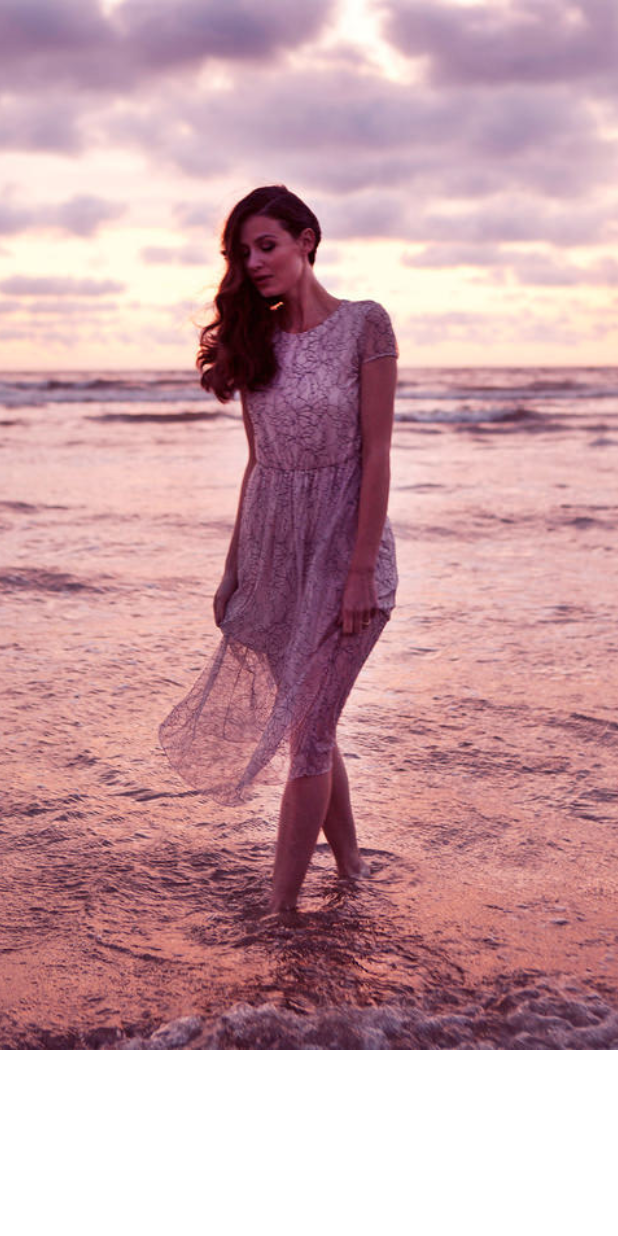
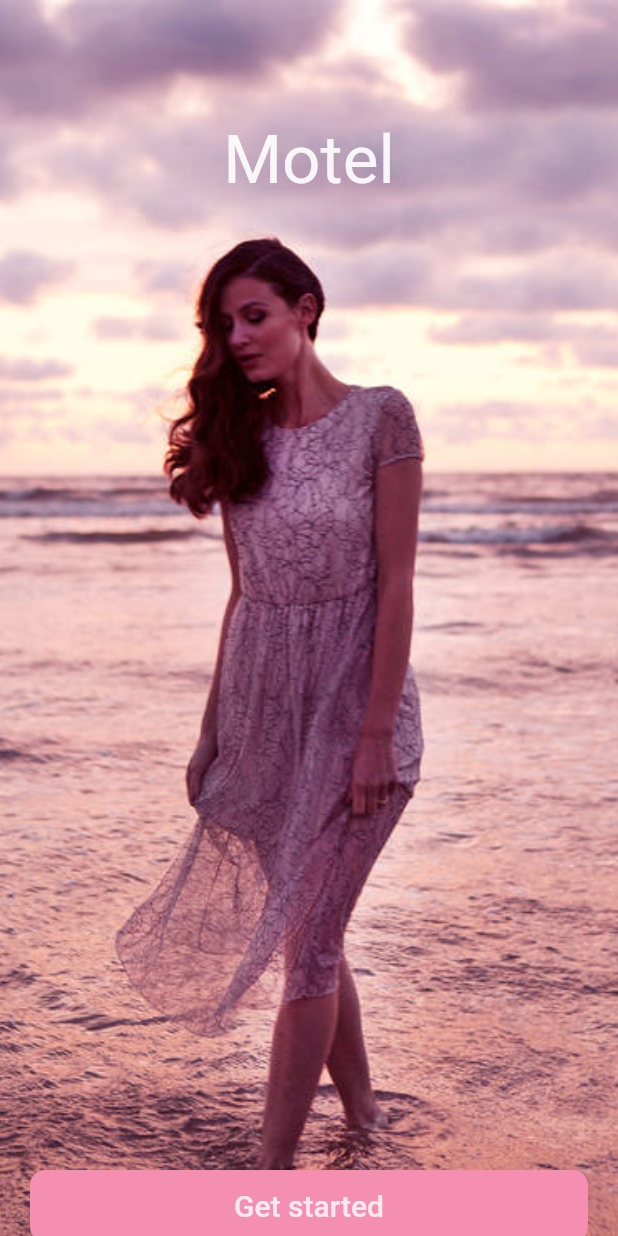
Before and after one commit to MOHAB28/booking_app, a Flutter app: the screen it shows after launch, on a phone screen of 412 x 824 dp. Run offline on Flutter 3.47's test engine with Material 2 defaults, Android fonts, the phone set to English and light mode, and no system bars; our stand-ins replace dartz, dio, equatable, flutter_bloc, get_it, internet_connection_checker; accounts and stored records are empty.

Commit message:
add button

```diff
--- a/lib/core/resources/strings_manager.dart
+++ b/lib/core/resources/strings_manager.dart
@@ -4,7 +4,7 @@ class AppStrings {
   static const String bestHotelDeals = 'Best Hotels Deals for your holiday';
   static const String getStarted = 'Get started';
   static const String login = 'Login';
-  static const String creatAccount = 'Create account';
+  static const String createAccount = 'Create account';
   static const String alreadyHeave = 'Already Have an account?';
   static const String planeYourTips = 'Plane your tips';
   static const String bookOneOfYourUnique =
--- a/lib/features/login/presentation/pages/welcome_onboarding_page.dart
+++ b/lib/features/login/presentation/pages/welcome_onboarding_page.dart
@@ -1,6 +1,8 @@
 import 'package:flutter/cupertino.dart';
 import 'package:flutter/material.dart';
 import 'package:phase3/core/resources/assets_manager.dart';
+import 'package:phase3/core/resources/strings_manager.dart';
+import 'package:phase3/features/login/presentation/widgets/my_button.dart';
 
 class WelcomeOnBoarding extends StatelessWidget {
   const WelcomeOnBoarding({Key? key}) : super(key: key);
@@ -11,17 +13,49 @@ class WelcomeOnBoarding extends StatelessWidget {
       extendBodyBehindAppBar: true,
       body: SingleChildScrollView(
         child: SizedBox(
-          height: 700.0,
+          height: 900.0,
           child: Column(
             children: [
               Expanded(
-                child: Image.asset(
-                  ImageAssets.welcomeOnBoarding,
-                  fit: BoxFit.cover,
-                  height: double.infinity,
-                  width: double.infinity,
+                child: Stack(
+                  alignment: AlignmentDirectional.topCenter,
+                  children: [
+                    Image.asset(
+                      ImageAssets.welcomeOnBoarding,
+                      fit: BoxFit.cover,
+                      height: double.infinity,
+                      width: double.infinity,
+                    ),
+                    Container(
+                      margin: const EdgeInsets.only(
+                        top: 80.0
+                      ),
+                      child: Text(
+                          AppStrings.motel,
+                        style: Theme.of(context).textTheme.headline3!.copyWith(
+                          color: Colors.white70.withOpacity(.9),
+                        ),
+                      ),
+                    ),
+                    Container(
+                      margin: const EdgeInsets.only(
+                        top: 780.0
+                      ),
+                      child: Padding(
+                        padding: const EdgeInsets.only(
+                          right: 20.0,
+                          left: 20.0
+                        ),
+                        child: MyButton(
+                            onPressed: () {},
+                            text: AppStrings.getStarted,
+                        ),
+                      ),
+                    ),
+                  ],
                 ),
-              )
+              ),
+
             ],
           ),
         ),
--- /dev/null
+++ b/lib/features/login/presentation/widgets/my_button.dart
@@ -0,0 +1,42 @@
+import 'package:flutter/material.dart';
+
+class MyButton extends StatelessWidget {
+
+  final double width;
+  final Color background;
+  final double radius;
+  final VoidCallback onPressed;
+  final String text;
+
+  const MyButton({
+    this.width = double.infinity,
+    this.background = const Color(0xfff48fb1),
+    this.radius = 10.0,
+    required this.onPressed,
+    required this.text,
+    Key? key}) : super(key: key);
+
+  @override
+  Widget build(BuildContext context) {
+    return Container(
+      width: width,
+      decoration: BoxDecoration(
+        color: background,
+        borderRadius: BorderRadius.circular(radius),
+      ),
+      child: TextButton(
+        onPressed: ()
+        {
+          onPressed();
+        },
+        child: Text(
+          text,
+          style:  TextStyle(
+            color: Colors.white70.withOpacity(.8),
+            fontSize: 20.0,
+          ),
+        ),
+      ),
+    );
+  }
+}
```
